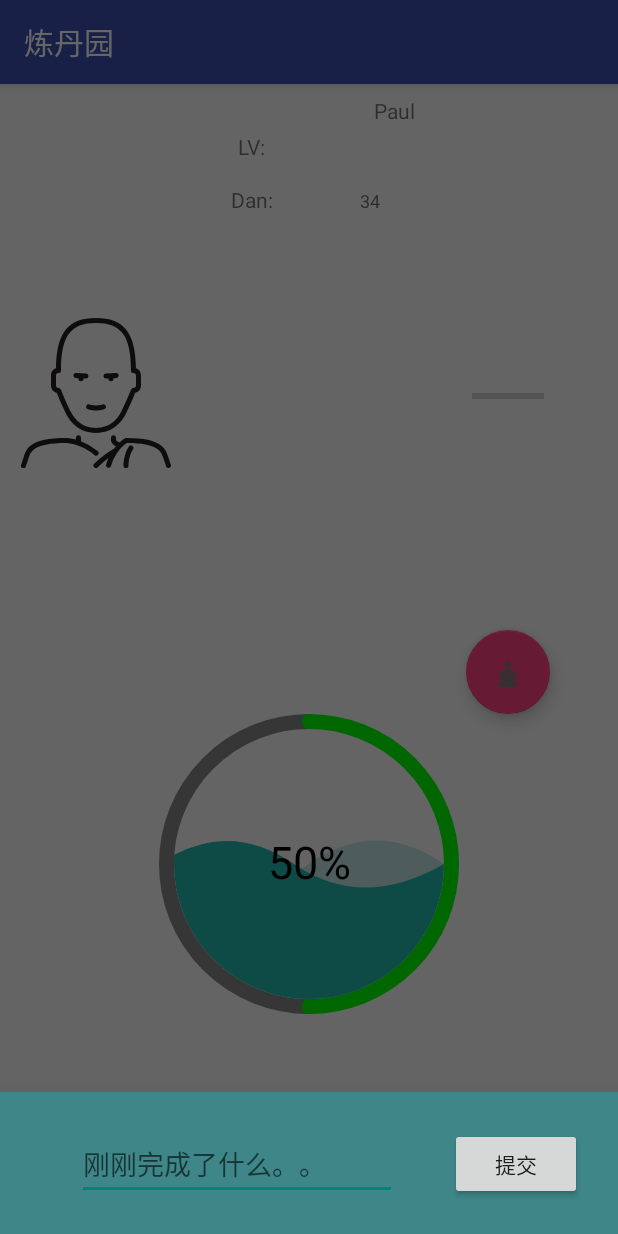
After one commit to anonymity12/T29Idea, an Android app: the fragment CustomBottomSheetDialogFragment placed in its activity, on a phone screen of 412 x 824 dp. The commit adds this screen. Run offline under Robolectric (Android 15) with nearby library versions, the phone set to English and light mode, and no system bars.

Commit message:
1.25 添加横态bottom sheet， 一个BottomSheetDialogFragment, 未完成

```diff
--- a/app/src/main/java/com/paul/t29ideagarden2/atys/MeditationActivity.java
+++ b/app/src/main/java/com/paul/t29ideagarden2/atys/MeditationActivity.java
@@ -33,6 +33,7 @@
 import com.paul.t29ideagarden2.R;
 import com.paul.t29ideagarden2.bean.FlowerCard;
 import com.paul.t29ideagarden2.bean.Monk;
+import com.paul.t29ideagarden2.fragment.CustomBottomSheetDialogFragment;
 import com.paul.t29ideagarden2.helper.MonkDatabaseHelper;
 import com.paul.t29ideagarden2.presenter.MeditationPresenter;
 import com.paul.t29ideagarden2.view.IMonkMeditationView;
@@ -157,12 +158,13 @@
 
     @Override
     public void beginMeditation() {
-        Toast.makeText(this,"开始修行",Toast.LENGTH_SHORT).show();
+        Toast.makeText(this,"静心时间开始",Toast.LENGTH_SHORT).show();
     }
 
     @Override
     public void finishMeditation() {
-        SQLiteDatabase db = monkDatabaseHelper.getWritableDatabase();
+        new CustomBottomSheetDialogFragment().show(getSupportFragmentManager(), "Dialog");
+        /*SQLiteDatabase db = monkDatabaseHelper.getWritableDatabase();
         Cursor cursor = db.query("Monk",null,null,null,null,null,null);
         if (cursor.moveToFirst()){
             int danCount = cursor.getInt(cursor.getColumnIndex("monk_dan_count"));
@@ -173,7 +175,7 @@
         db.update("Monk",cv,"monk_name = ?",new String[]{mMonk.getName()});
         Toast.makeText(this, "顺利完成本次修行,丹数量："+(mMonk.getDanCount()), Toast.LENGTH_SHORT).show();
         tv_dan_count.setText(mMonk.getDanCount()+"");
-        cursor.close();
+        cursor.close();*/
     }
 
     public void interruptMeditation(){
--- /dev/null
+++ b/app/src/main/java/com/paul/t29ideagarden2/fragment/CustomBottomSheetDialogFragment.java
@@ -0,0 +1,44 @@
+package com.paul.t29ideagarden2.fragment;
+
+/**
+ * Created by paul on 2018/10/19
+ * last modified at 23:12.
+ * Desc:
+ */
+
+import android.os.Bundle;
+import android.support.annotation.Nullable;
+import android.support.design.widget.BottomSheetDialogFragment;
+import android.view.LayoutInflater;
+import android.view.View;
+import android.view.ViewGroup;
+import android.widget.Button;
+import android.widget.EditText;
+
+import com.paul.t29ideagarden2.R;
+
+public class CustomBottomSheetDialogFragment extends BottomSheetDialogFragment {
+    Button sub_button;
+    EditText sub_et;
+    String finish_descrip;
+    @Override
+    public View onCreateView(LayoutInflater inflater, ViewGroup container, Bundle savedInstanceState) {
+        View v = inflater.inflate(R.layout.my_bottom_sheet, container, false);
+        return v;
+    }
+
+    @Override
+    public void onViewCreated(View view, @Nullable Bundle savedInstanceState) {
+        super.onViewCreated(view, savedInstanceState);
+        sub_button = view.findViewById(R.id.sub_button);
+        sub_et = view.findViewById(R.id.sub_et);
+
+        sub_button.setOnClickListener(new View.OnClickListener() {
+            @Override
+            public void onClick(View v) {
+                finish_descrip = sub_et.getText().toString();
+                // TODO: 2018/10/19 插入到数据库，关联的monk下
+            }
+        });
+    }
+}
--- a/app/src/main/java/com/paul/t29ideagarden2/util/Constants.java
+++ b/app/src/main/java/com/paul/t29ideagarden2/util/Constants.java
@@ -21,7 +21,7 @@
     public static final int DEFAULT_UNIT_SIZE = 30;
     public static final int DEFAULT_ARC_WIDTH = 15;
     public static final int DEFAULT_WAVE_HEIGHT = 40;
-    public static final int TIME_UP_LIMIT = (10 * 60);//tt: 10 min will work for us!!
+    public static final int TIME_UP_LIMIT = (1 * 60);//tt: 10 min will work for us!!
     public static final int MSG_WHAT_UPDATE_TICK = 1;
 
 
--- a/app/src/main/res/layout/activity_meditation.xml
+++ b/app/src/main/res/layout/activity_meditation.xml
@@ -89,8 +89,8 @@
         app:layout_constraintRight_toRightOf="parent"
         app:layout_constraintTop_toBottomOf="@+id/user_profile"
         android:id="@+id/wave_progress_bar"
-        android:layout_width="300dp"
-        android:layout_height="300dp"
+        android:layout_width="200dp"
+        android:layout_height="200dp"
         android:layout_gravity="center_horizontal"
         app:darkWaveAnimTime="1000"
         app:darkWaveColor="#23bdb1"
--- /dev/null
+++ b/app/src/main/res/layout/my_bottom_sheet.xml
@@ -0,0 +1,40 @@
+<?xml version="1.0" encoding="utf-8"?>
+<android.support.constraint.ConstraintLayout xmlns:android="http://schemas.android.com/apk/res/android"
+    xmlns:app="http://schemas.android.com/apk/res-auto"
+    xmlns:tools="http://schemas.android.com/tools"
+    android:id="@+id/bottomSheetLayout"
+    android:layout_width="match_parent"
+    android:layout_height="300dp"
+    android:background="#3e8688"
+    android:padding="@dimen/activity_vertical_margin"
+    >
+
+    <EditText
+        android:id="@+id/sub_et"
+        android:layout_width="wrap_content"
+        android:layout_height="wrap_content"
+        android:layout_marginBottom="8dp"
+        android:layout_marginEnd="8dp"
+        android:layout_marginStart="8dp"
+        android:layout_marginTop="8dp"
+        android:ems="10"
+        android:inputType="textPersonName"
+        android:text=""
+        android:hint="刚刚完成了什么。。"
+        app:layout_constraintBottom_toBottomOf="parent"
+        app:layout_constraintEnd_toStartOf="@+id/sub_button"
+        app:layout_constraintStart_toStartOf="parent"
+        app:layout_constraintTop_toTopOf="parent" />
+
+    <Button
+        android:id="@+id/sub_button"
+        android:layout_width="wrap_content"
+        android:layout_height="wrap_content"
+        android:layout_marginBottom="8dp"
+        android:layout_marginEnd="8dp"
+        android:layout_marginTop="8dp"
+        android:text="提交"
+        app:layout_constraintBottom_toBottomOf="parent"
+        app:layout_constraintEnd_toEndOf="parent"
+        app:layout_constraintTop_toTopOf="parent" />
+</android.support.constraint.ConstraintLayout>
```
